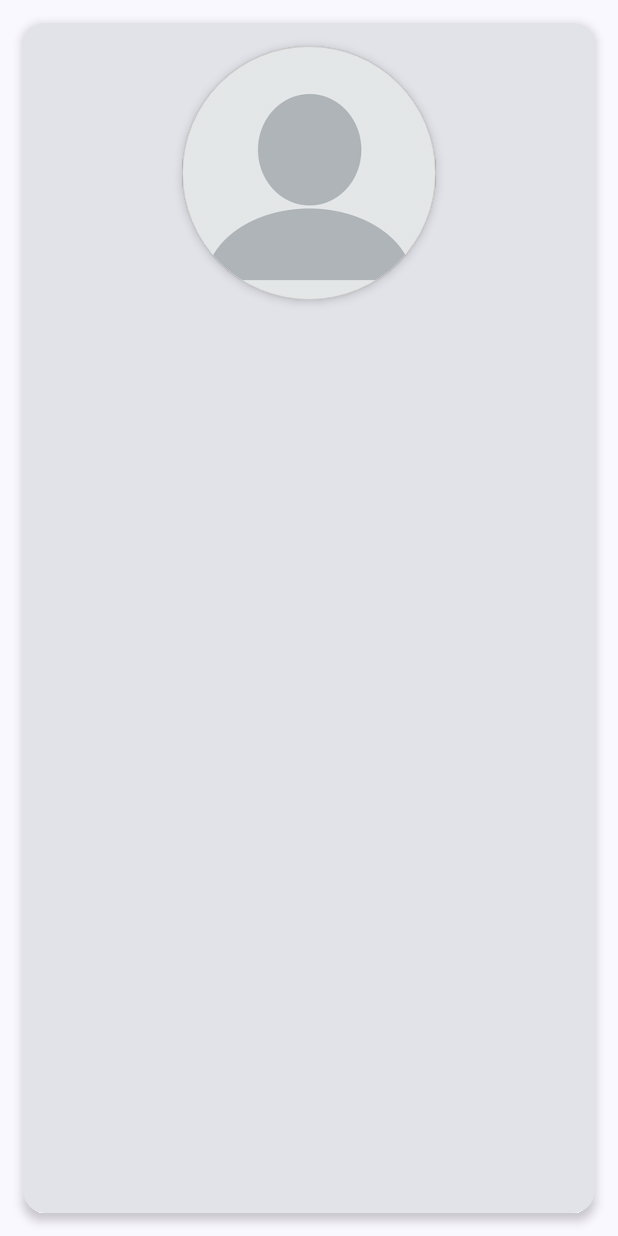
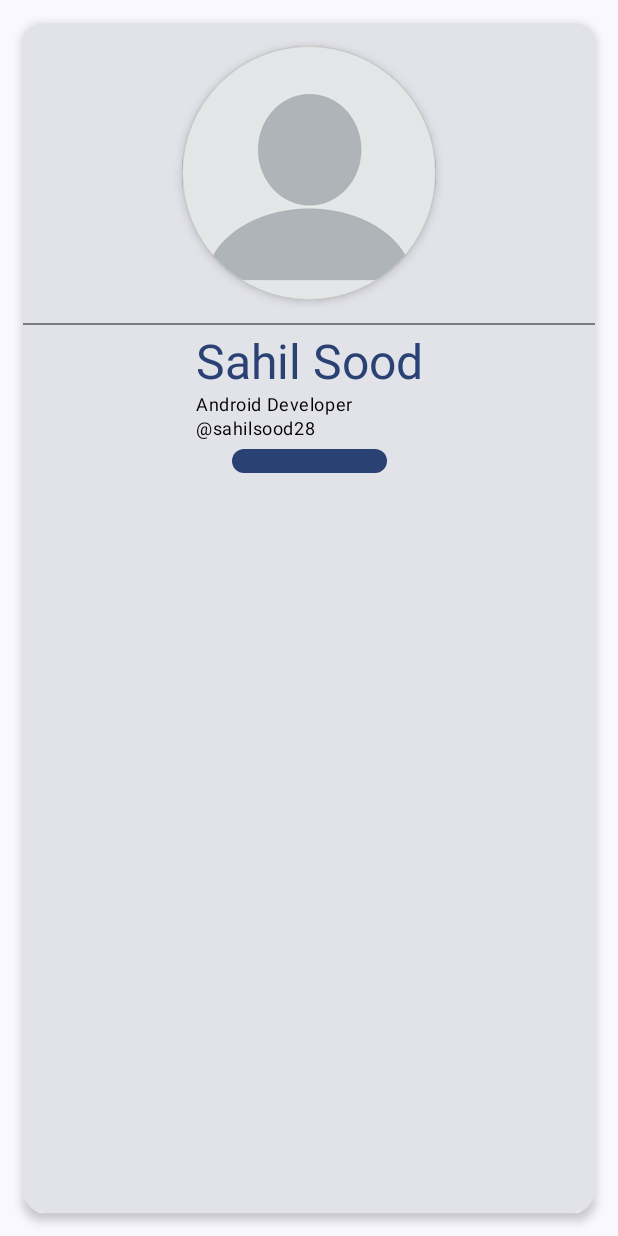
Before and after one commit to sahilsood/ComposeDemo, an Android app built with Jetpack Compose: the screen it shows after launch (MainActivity), on a phone screen of 412 x 824 dp. Run offline under Robolectric (Android 15) with nearby library versions, the phone set to English and light mode, and no system bars.

Commit message:
added more stuff

```diff
--- a/app/src/main/java/com/example/composedemo/MainActivity.kt
+++ b/app/src/main/java/com/example/composedemo/MainActivity.kt
@@ -15,6 +15,7 @@ import androidx.compose.ui.Alignment
 import androidx.compose.ui.Modifier
 import androidx.compose.ui.graphics.Color
 import androidx.compose.ui.res.painterResource
+import androidx.compose.ui.text.font.FontFamily
 import androidx.compose.ui.tooling.preview.Preview
 import androidx.compose.ui.unit.dp
 import com.example.composedemo.ui.theme.ComposeDemoTheme
@@ -41,16 +42,53 @@ fun CreateBizCard() {
         ) {
             Card(
                 modifier = Modifier
-                    .width(width = 200.dp)
-                    .height(height = 200.dp)
                     .padding(all = 15.dp),
                 shape = RoundedCornerShape(CornerSize(size = 15.dp)),
                 elevation = CardDefaults.cardElevation(defaultElevation = 4.dp),
             ) {
+                Column(
+                    modifier = Modifier.height(300.dp),
+                    verticalArrangement = Arrangement.Top,
+                    horizontalAlignment = Alignment.CenterHorizontally
+                ) {
+                    CreateProfileImage()
+                    Divider(thickness = 1.dp)
+                    CreateInfoSection()
+                    Button(onClick = { /* Do something! */ }) {
+                        Text("Portfolio", color = Color.White)
+                    }
+                }
+            }
+        }
+    }
+}
+
+@Composable
+private fun CreateInfoSection() {
+    Column(modifier = Modifier.padding(all = 5.dp)) {
+        Text(
+            text = "Sahil Sood",
+            style = MaterialTheme.typography.headlineLarge,
+            color = MaterialTheme.colorScheme.primary
+        )
+        Text(
+            text = "Android Developer",
+            style = MaterialTheme.typography.bodySmall,
+            color = Color.Black
+        )
+        Text(
+            text = "@sahilsood28",
+            style = MaterialTheme.typography.bodySmall,
+            color = Color.Black
+        )
+    }
+}
+
+@Composable
+private fun CreateProfileImage(modifier: Modifier = Modifier) {
     Surface(
         modifier = Modifier
             .size(size = 200.dp)
-                        .align(alignment = Alignment.CenterHorizontally)
             .padding(all = 15.dp),
         shape = CircleShape,
         shadowElevation = 4.dp,
@@ -64,9 +102,6 @@ fun CreateBizCard() {
         )
     }
 }
-        }
-    }
-}
 
 @Preview(showBackground = true)
 @Composable
```
Lines whose indentation alone changed are shown as unchanged.
